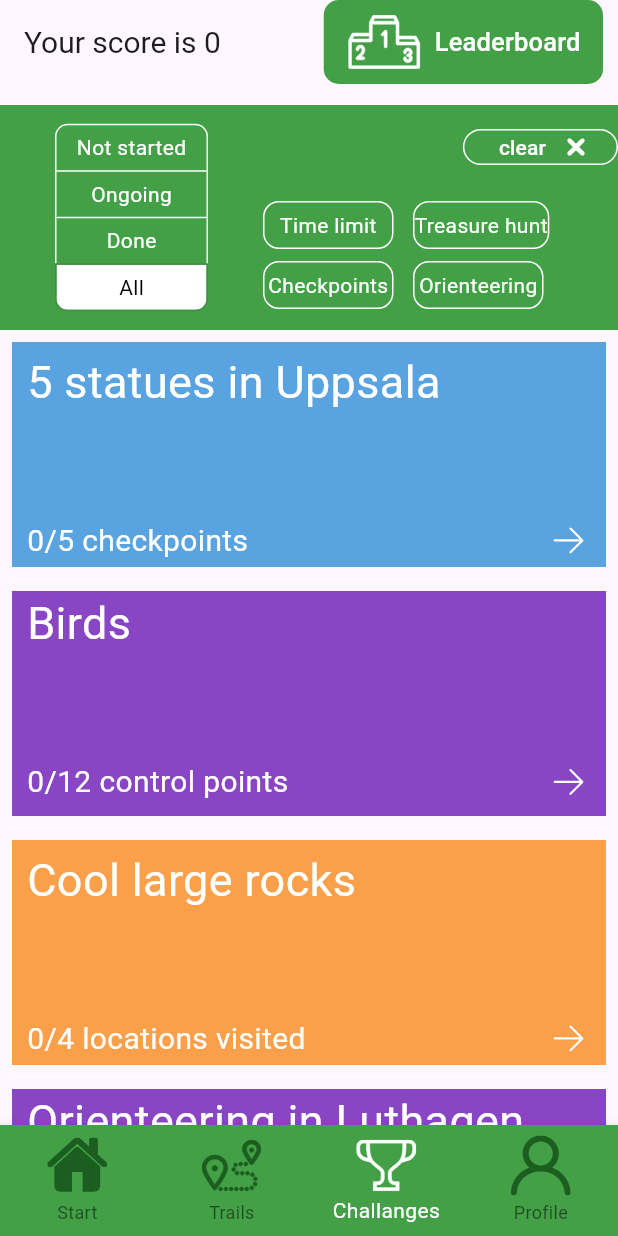
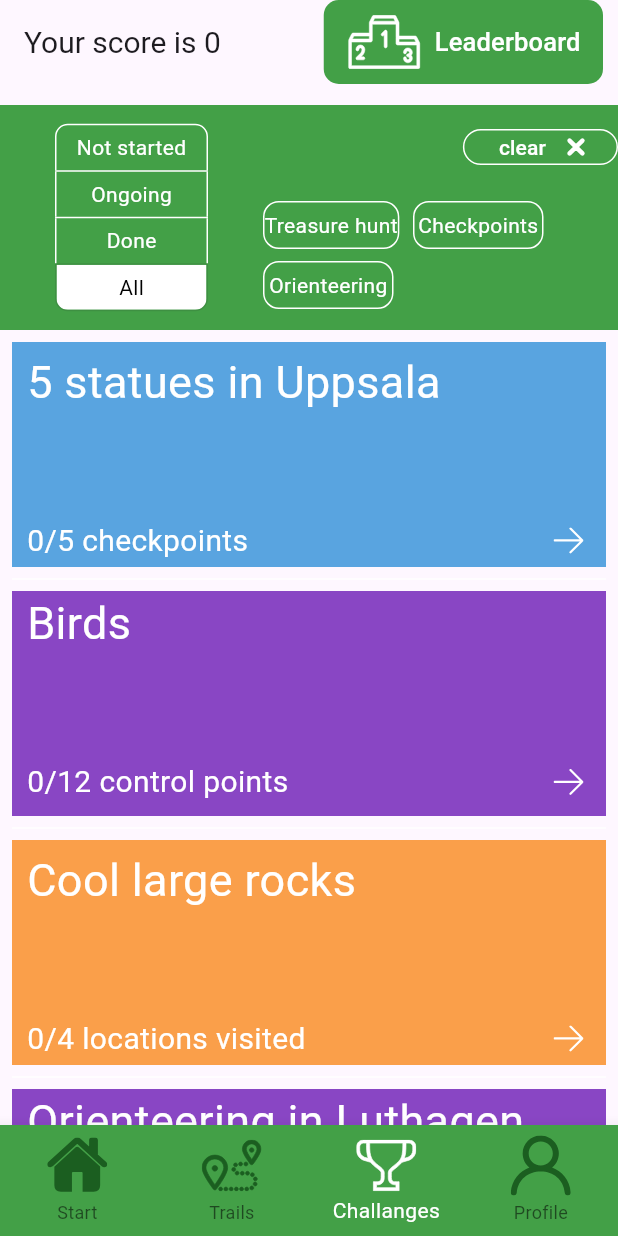
Before and after one commit to Miro-Ali-Akbar/DSP-Fikon, a Flutter app: the screen it shows after launch, item 3 of the bottom bar chosen, on a phone screen of 412 x 824 dp. Run offline on Flutter 3.47's test engine with Material 3 defaults, Android fonts, the phone set to English and light mode, and no system bars; drawn by our look-alikes of auto_size_text; our stand-ins replace firebase_auth, firebase_core, flutter_svg, geolocator, google_maps_flutter and 1 more; missing offline and left inert: dart:ffi, firebase_ui_auth, firebase_ui_oauth_google, flutter_config, flutter_polyline_points, geofence_service; accounts and stored records are empty; network calls fail; Roboto replaces fonts that are missing (InterRegular).

Commit message:
debugging in process

```diff
--- a/client/lib/pages/challenge_page.dart
+++ b/client/lib/pages/challenge_page.dart
@@ -25,7 +25,6 @@ final List<bool> _selectedStatus = <bool>[false, false, false, true];
 
 /// Used for filtering by the type of challenge
 const List<Text> typeChallenge = <Text>[
-  Text('Time limit'),
   Text('Treasure hunt'),
   Text('Checkpoints'),
   Text('Orienteering')
@@ -175,7 +174,6 @@ class _ChallengeState extends State<ChallengePage> {
                         childAspectRatio: 5/2,
                         crossAxisCount: 2,
                         children: [
-                          Text('Time limit'),
                           Text('Treasure hunt'),
                           Text('Checkpoints'),
                           Text('Orienteering')
--- a/client/lib/pages/individual_challenge_page.dart
+++ b/client/lib/pages/individual_challenge_page.dart
@@ -485,7 +485,7 @@ ChallengeMap(BuildContext context, Challenge challenge, final geofenceService,
   await _getSetCurrentPosition();
   List<LatLng> dataList = await _getCloseData(5000, challenge);
   List<Geofence> geofenceList =
-      _getGefenceList(dataList, [GeofenceRadius(id: "radius_20m", length: 20)]);
+      _getGefenceList(dataList, [GeofenceRadius(id: "radius_25m", length: 25)]);
   markerList = _getMarkerList(dataList);
   List<Polyline> polylines = await _getPolylines(challenge, dataList);
 
@@ -664,7 +664,7 @@ Future<List<LatLng>> _getCloseData(
           );
           out geom;''';
     case 'demo':
-      return [LatLng(59.83876637781254, 17.64811677223685)];
+      return [LatLng(59.839227286548116, 17.647351395137616)];
     default:
       throw Exception("Retrieval of unkonwn data from Overpass API");
   }
```
